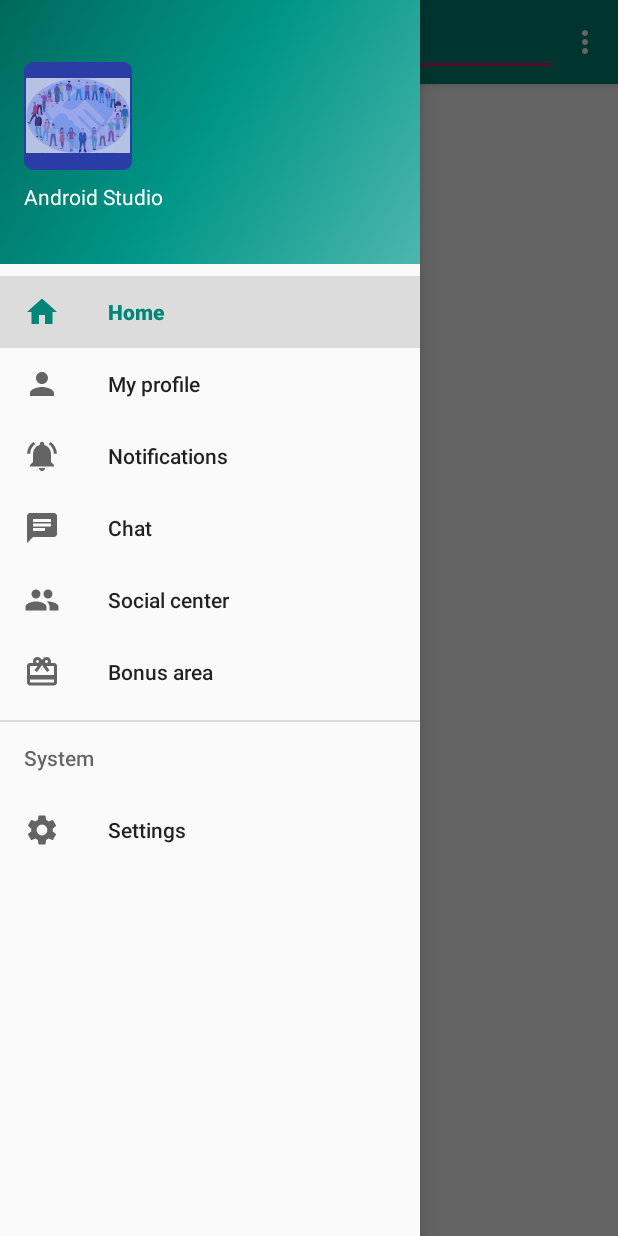
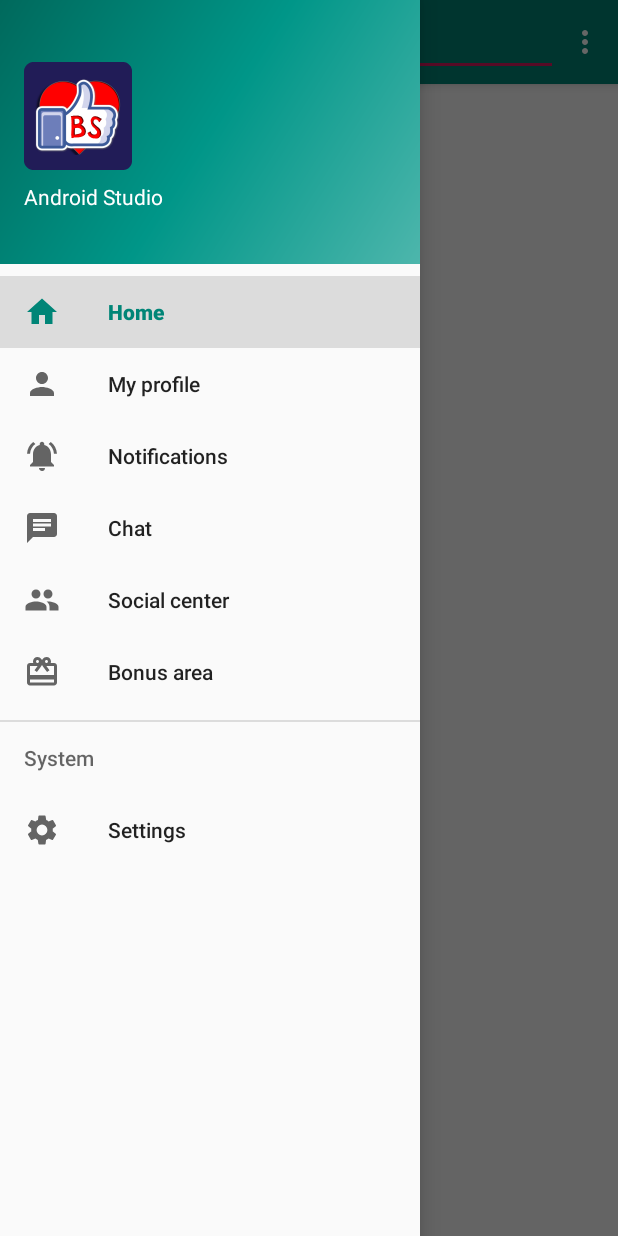
Before and after one commit to naor555666/BeSocial, an Android app: the screen it shows after launch once a user with an empty profile is signed in (MainActivity), with the side drawer open, on a phone screen of 412 x 824 dp. Run offline under Robolectric (Android 15) with nearby library versions, the phone set to English and light mode, and no system bars; our stand-ins replace Firebase (no records; nobody signed in at launch, a user with empty details on screens opened directly), navigation-ui.

Commit message:
logo updated

```diff
--- a/app/src/main/java/com/example/besocial/MainActivity.java
+++ b/app/src/main/java/com/example/besocial/MainActivity.java
@@ -79,7 +79,7 @@ public class MainActivity extends AppCompatActivity {
         //
         else {
             nav_header_user_email.setText(currentUser.getEmail());
-            databaseReference.child("Users").child(currentUser.getEmail());
+         //   databaseReference.child("Users").child(currentUser.getEmail());
             //nav_header_user_full_name.setText();
         }
         //
--- a/app/src/main/res/values/ic_launcher_background.xml
+++ b/app/src/main/res/values/ic_launcher_background.xml
@@ -1,4 +1,4 @@
 <?xml version="1.0" encoding="utf-8"?>
 <resources>
-    <color name="ic_launcher_background">#2A3DA6</color>
+    <color name="ic_launcher_background">#211C57</color>
 </resources>
```
Also changed, not shown: app/src/main/ic_launcher-web.png, app/src/main/res/drawable/besociallogo.jpg (deleted), app/src/main/res/drawable/besociallogo.png (added), app/src/main/res/mipmap-hdpi/ic_launcher.png, app/src/main/res/mipmap-hdpi/ic_launcher_foreground.png, app/src/main/res/mipmap-hdpi/ic_launcher_round.png, app/src/main/res/mipmap-mdpi/ic_launcher.png, app/src/main/res/mipmap-mdpi/ic_launcher_foreground.png, app/src/main/res/mipmap-mdpi/ic_launcher_round.png, app/src/main/res/mipmap-xhdpi/ic_launcher.png, app/src/main/res/mipmap-xhdpi/ic_launcher_foreground.png, app/src/main/res/mipmap-xhdpi/ic_launcher_round.png, app/src/main/res/mipmap-xxhdpi/ic_launcher.png, app/src/main/res/mipmap-xxhdpi/ic_launcher_foreground.png, 4 more files.
